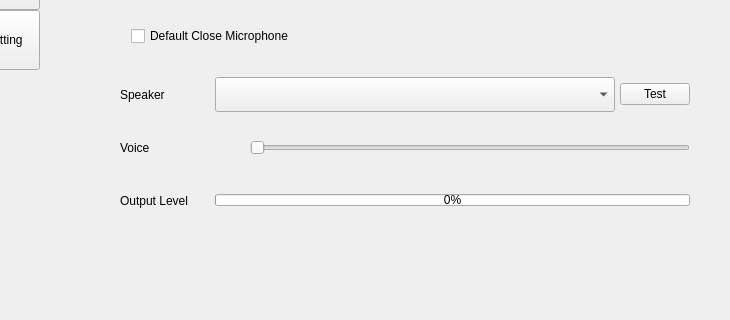
Old version of the form Windows-Mac/RoomApp/App/Form/SettingViewController.ui in the repository Tencent-RTC/TUIRoomKit; both pictures show x 120 to 850 and y 230 to 550 of the 850 by 550 pixel window.
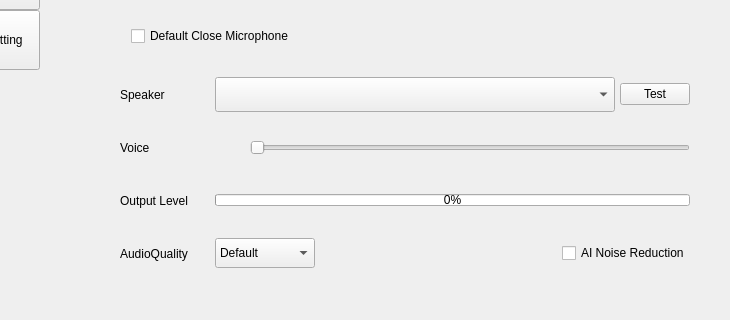
New version of the form. The open tabs and pages were chosen to show the change.

Patch:
```diff
--- a/Windows-Mac/RoomApp/App/Form/SettingViewController.ui
+++ b/Windows-Mac/RoomApp/App/Form/SettingViewController.ui
@@ -1320,6 +1320,67 @@
                    <property name="bottomMargin">
                     <number>0</number>
                    </property>
+                   <item>
+                    <widget class="QLabel" name="label_22">
+                     <property name="minimumSize">
+                      <size>
+                       <width>90</width>
+                       <height>0</height>
+                      </size>
+                     </property>
+                     <property name="text">
+                      <string>AudioQuality</string>
+                     </property>
+                    </widget>
+                   </item>
+                   <item>
+                    <widget class="QComboBox" name="comboBox_audio_quality">
+                     <property name="minimumSize">
+                      <size>
+                       <width>100</width>
+                       <height>30</height>
+                      </size>
+                     </property>
+                     <property name="currentIndex">
+                      <number>1</number>
+                     </property>
+                     <item>
+                      <property name="text">
+                       <string>Speech</string>
+                      </property>
+                     </item>
+                     <item>
+                      <property name="text">
+                       <string>Default</string>
+                      </property>
+                     </item>
+                     <item>
+                      <property name="text">
+                       <string>Music</string>
+                      </property>
+                     </item>
+                    </widget>
+                   </item>
+                   <item>
+                    <spacer name="horizontalSpacer_7">
+                     <property name="orientation">
+                      <enum>Qt::Horizontal</enum>
+                     </property>
+                     <property name="sizeHint" stdset="0">
+                      <size>
+                       <width>204</width>
+                       <height>20</height>
+                      </size>
+                     </property>
+                    </spacer>
+                   </item>
+                   <item>
+                    <widget class="QCheckBox" name="checkBox_noise_reduction">
+                     <property name="text">
+                      <string>AI Noise Reduction</string>
+                     </property>
+                    </widget>
+                   </item>
                   </layout>
                  </widget>
                 </item>
```
Left out of the diff: 6 changed lines with no effect on the pictures.
